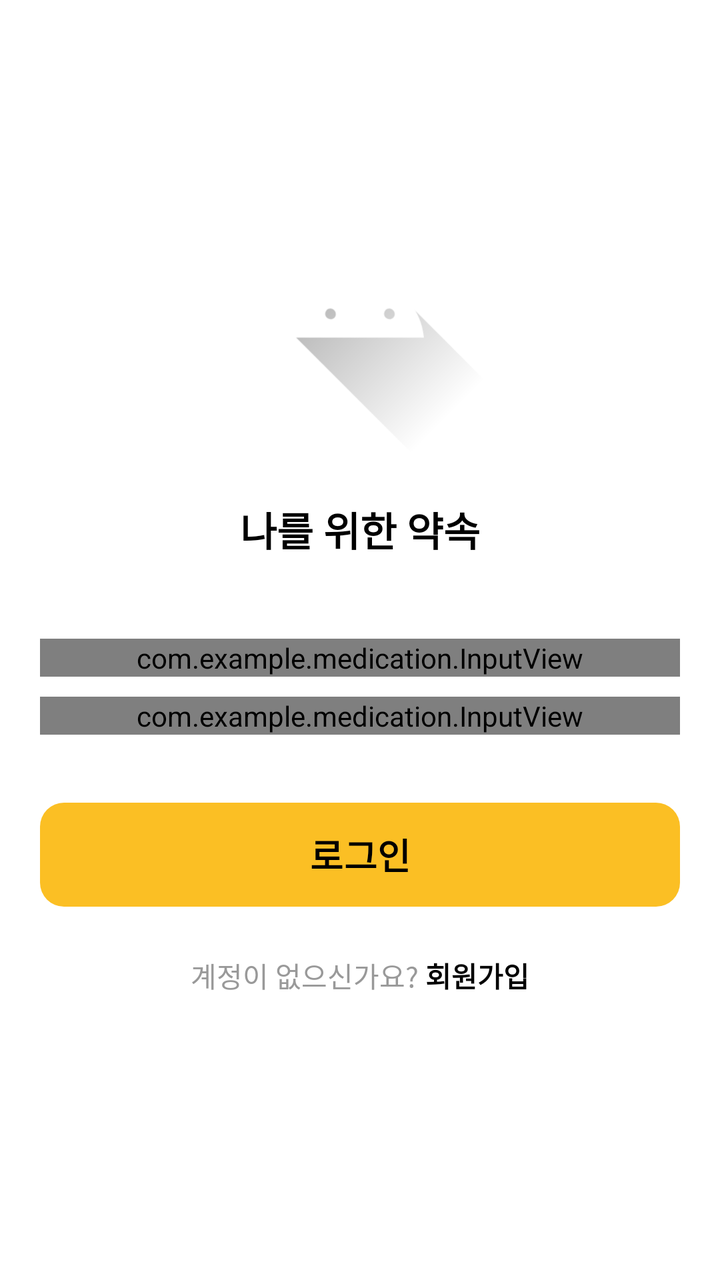
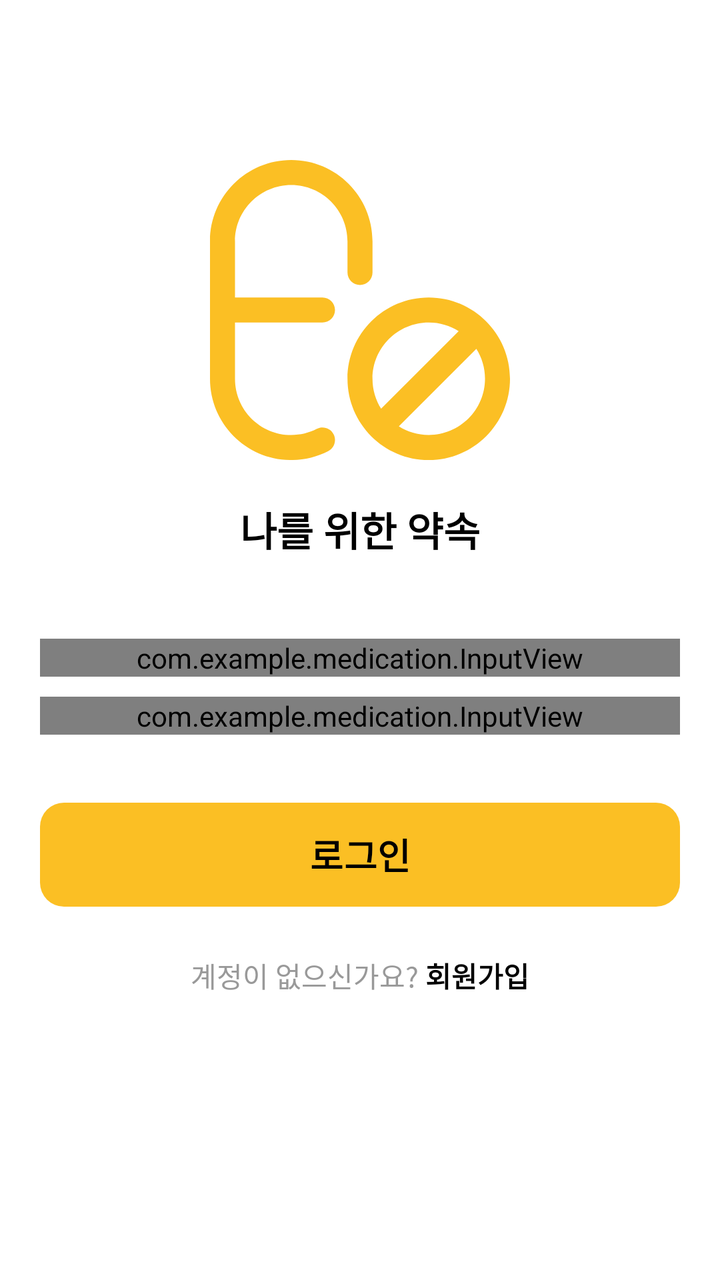

Screens rendered from an Android XML layout before and after an edit, with the pre-edit source and the edit as a unified diff.
<!-- AndroidManifest.xml: application theme Theme.Medication -->
<!-- res/layout/activity_login.xml -->
<?xml version="1.0" encoding="utf-8"?>
<androidx.constraintlayout.widget.ConstraintLayout xmlns:android="http://schemas.android.com/apk/res/android"
    xmlns:app="http://schemas.android.com/apk/res-auto"
    xmlns:tools="http://schemas.android.com/tools"
    android:id="@+id/main"
    android:layout_width="match_parent"
    android:layout_height="match_parent"
    android:background="@color/white"
    android:fitsSystemWindows="true"
    tools:context=".Login">

    <ImageView
        android:id="@+id/iv_logo"
        android:layout_width="150dp"
        android:layout_height="150dp"
        android:layout_marginTop="80dp"
        app:layout_constraintEnd_toEndOf="parent"
        app:layout_constraintStart_toStartOf="parent"
        app:layout_constraintTop_toTopOf="parent"
        app:srcCompat="@drawable/ic_launcher_foreground" />

    <TextView
        android:id="@+id/tv_welcome"
        android:layout_width="wrap_content"
        android:layout_height="wrap_content"
        android:layout_marginTop="20dp"
        android:text="나를 위한 약속"
        android:textColor="@color/black"
        android:textSize="20sp"
        android:textStyle="bold"
        app:layout_constraintEnd_toEndOf="parent"
        app:layout_constraintStart_toStartOf="parent"
        app:layout_constraintTop_toBottomOf="@+id/iv_logo" />

    <LinearLayout
        android:id="@+id/ll_input_group"
        android:layout_width="match_parent"
        android:layout_height="wrap_content"
        android:layout_marginHorizontal="20dp"
        android:layout_marginTop="40dp"
        android:orientation="vertical"
        app:layout_constraintTop_toBottomOf="@+id/tv_welcome">

        <com.example.medication.InputView
            android:id="@+id/input_email"
            android:layout_width="match_parent"
            android:layout_height="wrap_content"
            app:hintText="이메일을 입력하세요"
            app:iconSrc="@drawable/ic_email"
            app:validationType="email"
            android:inputType="textEmailAddress"
            android:imeOptions="actionNext" />

        <com.example.medication.InputView
            android:id="@+id/input_pw"
            android:layout_width="match_parent"
            android:layout_height="wrap_content"
            android:layout_marginTop="10dp"
            app:hintText="비밀번호를 입력하세요"
            app:iconSrc="@drawable/ic_lock"
            app:isPassword="true"
            android:imeOptions="actionDone" />
    </LinearLayout>

    <com.google.android.material.button.MaterialButton
        android:id="@+id/btn_login"
        android:layout_width="0dp"
        android:layout_height="60dp"
        android:layout_marginHorizontal="20dp"
        android:layout_marginTop="30dp"
        android:text="로그인"
        android:textColor="@color/black"
        android:textSize="18sp"
        android:textStyle="bold"
        app:backgroundTint="@color/brand_surface"
        app:cornerRadius="12dp"
        app:layout_constraintEnd_toEndOf="parent"
        app:layout_constraintStart_toStartOf="parent"
        app:layout_constraintTop_toBottomOf="@+id/ll_input_group"/>

    <LinearLayout
        android:layout_width="wrap_content"
        android:layout_height="wrap_content"
        android:layout_marginTop="20dp"
        android:orientation="horizontal"
        app:layout_constraintEnd_toEndOf="parent"
        app:layout_constraintStart_toStartOf="parent"
        app:layout_constraintTop_toBottomOf="@+id/btn_login">

        <TextView
            android:layout_width="wrap_content"
            android:layout_height="wrap_content"
            android:text="계정이 없으신가요? "
            android:textColor="#999999" />

        <TextView
            android:id="@+id/tv_go_signup"
            android:layout_width="wrap_content"
            android:layout_height="wrap_content"
            android:text="회원가입"
            android:textColor="@android:color/black"
            android:textStyle="bold" />
    </LinearLayout>

</androidx.constraintlayout.widget.ConstraintLayout>
<!-- resources referenced by this layout -->
<resources>
  <color name="black">#FF000000</color>
  <color name="brand_surface">@color/amber_400</color>
  <color name="white">#FFFFFFFF</color>
  <!-- drawable ic_email (drawable) -->
  <vector xmlns:android="http://schemas.android.com/apk/res/android"
      android:width="24dp"
      android:height="24dp"
      android:viewportWidth="24"
      android:viewportHeight="24"
      android:tint="@color/brand_icon">
      <path
          android:fillColor="@android:color/white"
          android:pathData="M20,4L4,4c-1.1,0 -1.99,0.9 -1.99,2L2,18c0,1.1 0.9,2 2,2h16c1.1,0 2,-0.9 2,-2L22,6c0,-1.1 -0.9,-2 -2,-2zM20,18L4,18L4,8l8,5 8,-5v10zM12,11L4,6h16l-8,5z"/>
  </vector>
  <!-- drawable ic_launcher_foreground (drawable) -->
  <vector xmlns:android="http://schemas.android.com/apk/res/android"
      xmlns:aapt="http://schemas.android.com/aapt"
      android:width="108dp"
      android:height="108dp"
      android:viewportWidth="108"
      android:viewportHeight="108">
      <path android:pathData="M31,63.928c0,0 6.4,-11 12.1,-13.1c7.2,-2.6 26,-1.4 26,-1.4l38.1,38.1L107,108.928l-32,-1L31,63.928z">
          <aapt:attr name="android:fillColor">
              <gradient
                  android:endX="85.84757"
                  android:endY="92.4963"
                  android:startX="42.9492"
                  android:startY="49.59793"
                  android:type="linear">
                  <item
                      android:color="#44000000"
                      android:offset="0.0" />
                  <item
                      android:color="#00000000"
                      android:offset="1.0" />
              </gradient>
          </aapt:attr>
      </path>
      <path
          android:fillColor="#FFFFFF"
          android:fillType="nonZero"
          android:pathData="M65.3,45.828l3.8,-6.6c0.2,-0.4 0.1,-0.9 -0.3,-1.1c-0.4,-0.2 -0.9,-0.1 -1.1,0.3l-3.9,6.7c-6.3,-2.8 -13.4,-2.8 -19.7,0l-3.9,-6.7c-0.2,-0.4 -0.7,-0.5 -1.1,-0.3C38.8,38.328 38.7,38.828 38.9,39.228l3.8,6.6C36.2,49.428 31.7,56.028 31,63.928h46C76.3,56.028 71.8,49.428 65.3,45.828zM43.4,57.328c-0.8,0 -1.5,-0.5 -1.8,-1.2c-0.3,-0.7 -0.1,-1.5 0.4,-2.1c0.5,-0.5 1.4,-0.7 2.1,-0.4c0.7,0.3 1.2,1 1.2,1.8C45.3,56.528 44.5,57.328 43.4,57.328L43.4,57.328zM64.6,57.328c-0.8,0 -1.5,-0.5 -1.8,-1.2s-0.1,-1.5 0.4,-2.1c0.5,-0.5 1.4,-0.7 2.1,-0.4c0.7,0.3 1.2,1 1.2,1.8C66.5,56.528 65.6,57.328 64.6,57.328L64.6,57.328z"
          android:strokeWidth="1"
          android:strokeColor="#00000000" />
  </vector>
  <!-- drawable ic_lock (drawable) -->
  <vector xmlns:android="http://schemas.android.com/apk/res/android"
      android:width="24dp"
      android:height="24dp"
      android:viewportWidth="24"
      android:viewportHeight="24"
      android:tint="@color/brand_icon"> 
      <path
          android:fillColor="@android:color/white"
          android:pathData="M18,8h-1L17,6c0,-2.76 -2.24,-5 -5,-5S7,3.24 7,6v2L6,8c-1.1,0 -2,0.9 -2,2v10c0,1.1 0.9,2 2,2h12c1.1,0 2,-0.9 2,-2L20,10c0,-1.1 -0.9,-2 -2,-2zM9,6c0,-1.66 1.34,-3 3,-3s3,1.34 3,3v2L9,8L9,6zM18,20L6,20L6,10h12v10zM12,13c-1.1,0 -2,0.9 -2,2s0.9,2 2,2 2,-0.9 2,-2 -0.9,-2 -2,-2z"/>
  </vector>
  <style name="Theme.Medication" parent="Base.Theme.Medication" />
  <color name="amber_400">#FBBF24</color>
  <color name="brand_icon">@color/amber_600</color>
  <style name="Base.Theme.Medication" parent="Theme.Material3.Light.NoActionBar">
          
          <item name="android:windowLightStatusBar">true</item>
      </style>
  <color name="amber_600">#D97706</color>
</resources>

<!-- the commit's change to res/layout/activity_login.xml (unified diff, before → after) -->
@@ -17,7 +17,7 @@
         app:layout_constraintEnd_toEndOf="parent"
         app:layout_constraintStart_toStartOf="parent"
         app:layout_constraintTop_toTopOf="parent"
-        app:srcCompat="@drawable/ic_launcher_foreground" />
+        app:srcCompat="@drawable/ic_yellow_pill" />
 
     <TextView
         android:id="@+id/tv_welcome"
<!-- resource entries referenced after the edit -->
@@ -14,37 +14,6 @@
           android:fillColor="@android:color/white"
           android:pathData="M20,4L4,4c-1.1,0 -1.99,0.9 -1.99,2L2,18c0,1.1 0.9,2 2,2h16c1.1,0 2,-0.9 2,-2L22,6c0,-1.1 -0.9,-2 -2,-2zM20,18L4,18L4,8l8,5 8,-5v10zM12,11L4,6h16l-8,5z"/>
   </vector>
-  <!-- drawable ic_launcher_foreground (drawable) -->
-  <vector xmlns:android="http://schemas.android.com/apk/res/android"
-      xmlns:aapt="http://schemas.android.com/aapt"
-      android:width="108dp"
-      android:height="108dp"
-      android:viewportWidth="108"
-      android:viewportHeight="108">
-      <path android:pathData="M31,63.928c0,0 6.4,-11 12.1,-13.1c7.2,-2.6 26,-1.4 26,-1.4l38.1,38.1L107,108.928l-32,-1L31,63.928z">
-          <aapt:attr name="android:fillColor">
-              <gradient
-                  android:endX="85.84757"
-                  android:endY="92.4963"
-                  android:startX="42.9492"
-                  android:startY="49.59793"
-                  android:type="linear">
-                  <item
-                      android:color="#44000000"
-                      android:offset="0.0" />
-                  <item
-                      android:color="#00000000"
-                      android:offset="1.0" />
-              </gradient>
-          </aapt:attr>
-      </path>
-      <path
-          android:fillColor="#FFFFFF"
-          android:fillType="nonZero"
-          android:pathData="M65.3,45.828l3.8,-6.6c0.2,-0.4 0.1,-0.9 -0.3,-1.1c-0.4,-0.2 -0.9,-0.1 -1.1,0.3l-3.9,6.7c-6.3,-2.8 -13.4,-2.8 -19.7,0l-3.9,-6.7c-0.2,-0.4 -0.7,-0.5 -1.1,-0.3C38.8,38.328 38.7,38.828 38.9,39.228l3.8,6.6C36.2,49.428 31.7,56.028 31,63.928h46C76.3,56.028 71.8,49.428 65.3,45.828zM43.4,57.328c-0.8,0 -1.5,-0.5 -1.8,-1.2c-0.3,-0.7 -0.1,-1.5 0.4,-2.1c0.5,-0.5 1.4,-0.7 2.1,-0.4c0.7,0.3 1.2,1 1.2,1.8C45.3,56.528 44.5,57.328 43.4,57.328L43.4,57.328zM64.6,57.328c-0.8,0 -1.5,-0.5 -1.8,-1.2s-0.1,-1.5 0.4,-2.1c0.5,-0.5 1.4,-0.7 2.1,-0.4c0.7,0.3 1.2,1 1.2,1.8C66.5,56.528 65.6,57.328 64.6,57.328L64.6,57.328z"
-          android:strokeWidth="1"
-          android:strokeColor="#00000000" />
-  </vector>
   <!-- drawable ic_lock (drawable) -->
   <vector xmlns:android="http://schemas.android.com/apk/res/android"
       android:width="24dp"
@@ -56,6 +25,16 @@
           android:fillColor="@android:color/white"
           android:pathData="M18,8h-1L17,6c0,-2.76 -2.24,-5 -5,-5S7,3.24 7,6v2L6,8c-1.1,0 -2,0.9 -2,2v10c0,1.1 0.9,2 2,2h12c1.1,0 2,-0.9 2,-2L20,10c0,-1.1 -0.9,-2 -2,-2zM9,6c0,-1.66 1.34,-3 3,-3s3,1.34 3,3v2L9,8L9,6zM18,20L6,20L6,10h12v10zM12,13c-1.1,0 -2,0.9 -2,2s0.9,2 2,2 2,-0.9 2,-2 -0.9,-2 -2,-2z"/>
   </vector>
+  <!-- drawable ic_yellow_pill (drawable) -->
+  <vector xmlns:android="http://schemas.android.com/apk/res/android"
+      android:width="512dp"
+      android:height="512dp"
+      android:viewportWidth="24"
+      android:viewportHeight="24">
+    <path
+        android:fillColor="@color/brand_surface"
+        android:pathData="m17.5,11c-3.584,0 -6.5,2.916 -6.5,6.5s2.916,6.5 6.5,6.5 6.5,-2.916 6.5,-6.5 -2.916,-6.5 -6.5,-6.5ZM17.5,13c0.879,0 1.701,0.254 2.394,0.692l-6.203,6.203c-0.438,-0.694 -0.692,-1.515 -0.692,-2.394 0,-2.481 2.019,-4.5 4.5,-4.5ZM17.5,22c-0.879,0 -1.701,-0.254 -2.394,-0.692l6.203,-6.203c0.438,0.694 0.692,1.515 0.692,2.394 0,2.481 -2.019,4.5 -4.5,4.5ZM2,13v4.5c0,2.481 2.019,4.5 4.5,4.5 0.722,0 1.409,-0.165 2.044,-0.49 0.493,-0.249 1.095,-0.057 1.346,0.436 0.251,0.491 0.057,1.094 -0.435,1.346 -0.907,0.464 -1.929,0.709 -2.956,0.709C2.916,24 0,21.084 0,17.5L0,6.5C0,2.916 2.916,0 6.5,0s6.5,2.916 6.5,6.5v2.5c0,0.553 -0.448,1 -1,1s-1,-0.447 -1,-1v-2.5c0,-2.481 -2.019,-4.5 -4.5,-4.5S2,4.019 2,6.5v4.5h7c0.552,0 1,0.447 1,1s-0.448,1 -1,1L2,13Z"/>
+  </vector>
   <style name="Theme.Medication" parent="Base.Theme.Medication" />
   <color name="amber_400">#FBBF24</color>
   <color name="brand_icon">@color/amber_600</color>
